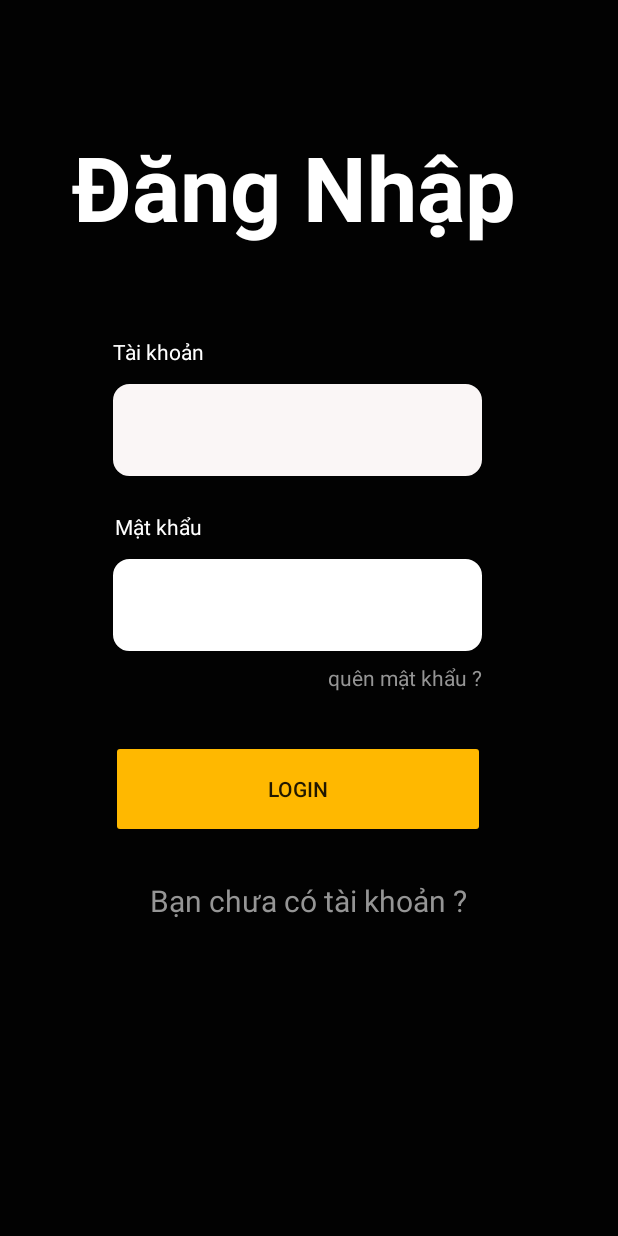
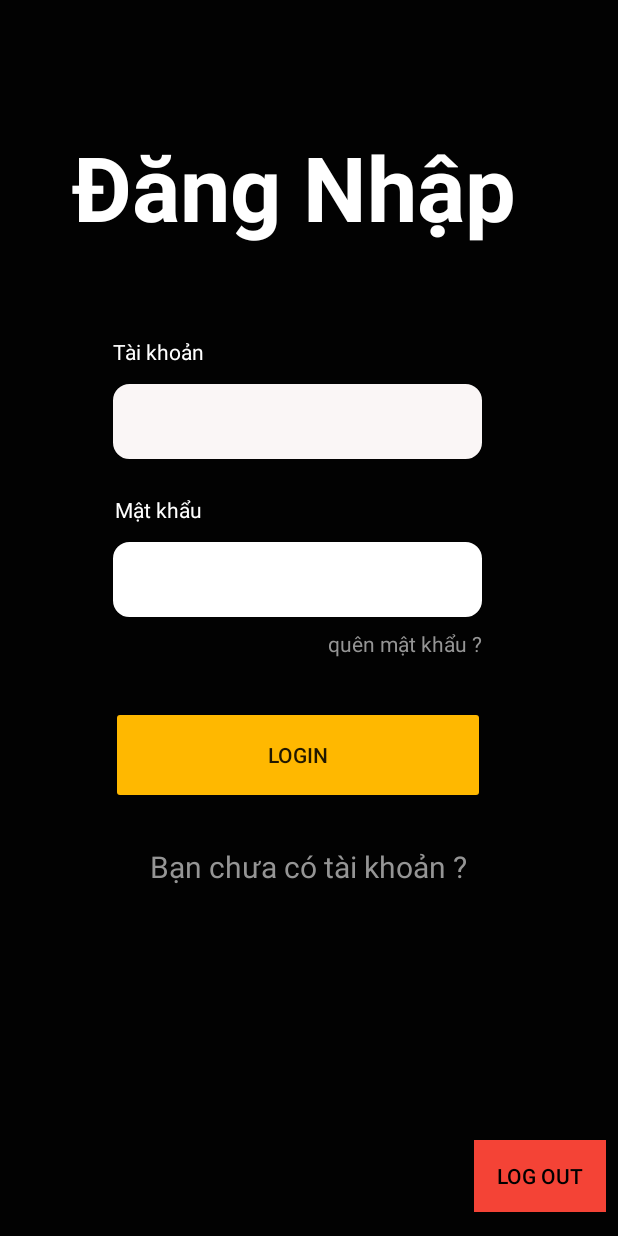
Before and after one commit to trongten/BaiTapOnCKLTTBDD, an Android app: the Login screen opened directly, with no data from a screen before it, on a phone screen of 412 x 824 dp. Run offline under Robolectric (Android 15) with nearby library versions, the phone set to English and light mode, and no system bars; our stand-ins replace Firebase (no records; nobody signed in at launch, a user with empty details on screens opened directly).

Commit message:
fix giao diện nhưng hoài ko đc :'(((

```diff
--- a/app/src/main/res/layout/activity_custom_dialog_rating.xml
+++ b/app/src/main/res/layout/activity_custom_dialog_rating.xml
@@ -11,7 +11,7 @@
         android:id="@+id/btnok"
         android:layout_width="wrap_content"
         android:layout_height="wrap_content"
-        android:layout_marginTop="20dp"
+        android:layout_marginTop="8dp"
         android:backgroundTint="#FFC107"
         android:text="OK"
         app:layout_constraintEnd_toEndOf="@+id/ratingBar123"
@@ -42,6 +42,7 @@
         app:layout_constraintEnd_toEndOf="parent"
         app:layout_constraintHorizontal_bias="0.497"
         app:layout_constraintStart_toStartOf="parent"
-        app:layout_constraintTop_toTopOf="parent" />
+        app:layout_constraintTop_toTopOf="parent"
+        tools:ignore="SpeakableTextPresentCheck" />
 
 </androidx.constraintlayout.widget.ConstraintLayout>
--- a/app/src/main/res/layout/fragment_movie_detail.xml
+++ b/app/src/main/res/layout/fragment_movie_detail.xml
@@ -53,6 +53,7 @@
                     android:text="TextView"
                     android:textAppearance="@style/TextAppearance.AppCompat.Large"
                     android:textColor="@color/white"
+                    android:textSize="20sp"
                     android:textStyle="bold"
                     app:layout_constraintStart_toStartOf="parent"
                     app:layout_constraintTop_toTopOf="parent" />
--- a/app/src/main/res/layout/login.xml
+++ b/app/src/main/res/layout/login.xml
@@ -36,7 +36,7 @@
     <EditText
         android:id="@+id/ed_Login_Taikhoan"
         android:layout_width="246dp"
-        android:layout_height="61dp"
+        android:layout_height="50dp"
         android:layout_marginTop="12dp"
         android:background="@drawable/botron"
         android:backgroundTint="#FAF6F6"
@@ -96,7 +96,7 @@
     <EditText
         android:id="@+id/ed_Login_Password"
         android:layout_width="246dp"
-        android:layout_height="61dp"
+        android:layout_height="50dp"
         android:layout_marginTop="12dp"
         android:background="@drawable/botron"
         android:backgroundTint="#FFFFFF"
@@ -106,4 +106,17 @@
         app:layout_constraintStart_toStartOf="@+id/ed_Login_Taikhoan"
         app:layout_constraintTop_toBottomOf="@+id/textView4" />
 
+    <Button
+        android:id="@+id/btnLogout"
+        android:layout_width="wrap_content"
+        android:layout_height="wrap_content"
+        android:layout_marginEnd="8dp"
+        android:layout_marginBottom="16dp"
+        android:background="#F44336"
+        android:backgroundTint="#F44336"
+        android:text="log out"
+        android:textColor="#000000"
+        app:layout_constraintBottom_toBottomOf="parent"
+        app:layout_constraintEnd_toEndOf="parent" />
+
 </androidx.constraintlayout.widget.ConstraintLayout>
```
